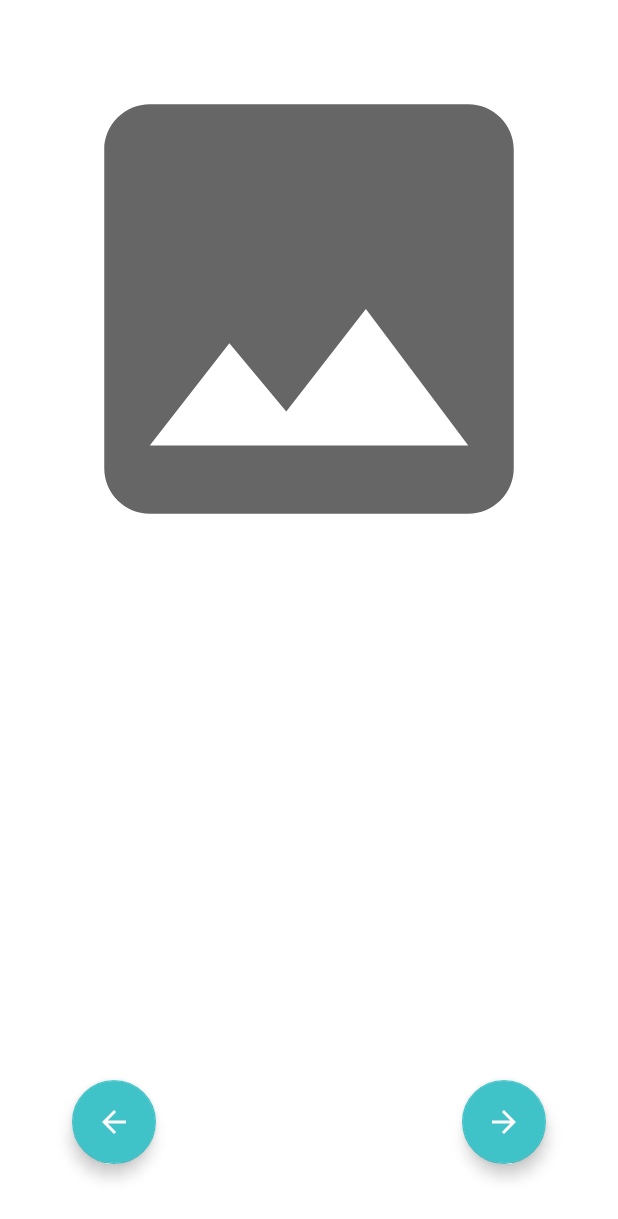
After one commit to 20212C-Taller2/ubademy-app, an Android app: the layout fragment_view_course_content.xml on its own in the app's theme, with its tools: preview values and no code run, on a phone screen of 412 x 824 dp. The commit adds this screen. Shown: the top 1219 px of the screen. Run offline under Robolectric (Android 15) with nearby library versions, the phone set to English and light mode, and no system bars.

Commit message:
View course content

```diff
--- a/app/src/main/java/com/fiuba/ubademy/main/courses/student/viewcourse/ViewCourseFragment.kt
+++ b/app/src/main/java/com/fiuba/ubademy/main/courses/student/viewcourse/ViewCourseFragment.kt
@@ -2,12 +2,12 @@ package com.fiuba.ubademy.main.courses.student.viewcourse
 
 import android.app.AlertDialog
 import android.os.Bundle
-import androidx.fragment.app.Fragment
 import android.view.LayoutInflater
 import android.view.View
 import android.view.ViewGroup
 import android.widget.Toast
 import androidx.databinding.DataBindingUtil
+import androidx.fragment.app.Fragment
 import androidx.lifecycle.ViewModelProvider
 import androidx.lifecycle.lifecycleScope
 import androidx.navigation.fragment.findNavController
@@ -69,6 +69,10 @@ class ViewCourseFragment : Fragment() {
             builder.show()
         }
 
+        binding.contentViewCourseButton.setOnClickListener {
+            findNavController().navigate(ViewCourseFragmentDirections.actionViewCourseFragmentToViewCourseContentFragment(course))
+        }
+
         return binding.root
     }
 
--- a/app/src/main/java/com/fiuba/ubademy/main/profile/viewpublic/ViewPublicProfileFragment.kt
+++ b/app/src/main/java/com/fiuba/ubademy/main/profile/viewpublic/ViewPublicProfileFragment.kt
@@ -1,11 +1,11 @@
 package com.fiuba.ubademy.main.profile.viewpublic
 
 import android.os.Bundle
-import androidx.fragment.app.Fragment
 import android.view.LayoutInflater
 import android.view.View
 import android.view.ViewGroup
 import androidx.databinding.DataBindingUtil
+import androidx.fragment.app.Fragment
 import androidx.lifecycle.ViewModelProvider
 import com.fiuba.ubademy.R
 import com.fiuba.ubademy.databinding.FragmentViewPublicProfileBinding
--- a/app/src/main/java/com/fiuba/ubademy/network/model/Course.kt
+++ b/app/src/main/java/com/fiuba/ubademy/network/model/Course.kt
@@ -9,5 +9,6 @@ data class Course(
     val title : String,
     val description : String,
     val type: String,
-    val creator: String
+    val creator: String,
+    val media: List<String>
 ) : Parcelable
--- /dev/null
+++ b/app/src/main/res/drawable/ic_baseline_arrow_back_24.xml
@@ -0,0 +1,11 @@
+<vector xmlns:android="http://schemas.android.com/apk/res/android"
+    android:width="24dp"
+    android:height="24dp"
+    android:viewportWidth="24"
+    android:viewportHeight="24"
+    android:tint="?attr/colorControlNormal"
+    android:autoMirrored="true">
+    <path
+        android:fillColor="@android:color/white"
+        android:pathData="M20,11H7.83l5.59,-5.59L12,4l-8,8 8,8 1.41,-1.41L7.83,13H20v-2z"/>
+</vector>
--- /dev/null
+++ b/app/src/main/res/drawable/ic_baseline_arrow_forward_24.xml
@@ -0,0 +1,11 @@
+<vector xmlns:android="http://schemas.android.com/apk/res/android"
+    android:width="24dp"
+    android:height="24dp"
+    android:viewportWidth="24"
+    android:viewportHeight="24"
+    android:tint="?attr/colorControlNormal"
+    android:autoMirrored="true">
+    <path
+        android:fillColor="@android:color/white"
+        android:pathData="M12,4l-1.41,1.41L16.17,11H4v2h12.17l-5.58,5.59L12,20l8,-8z"/>
+</vector>
--- /dev/null
+++ b/app/src/main/res/drawable/ic_baseline_image_24.xml
@@ -0,0 +1,10 @@
+<vector xmlns:android="http://schemas.android.com/apk/res/android"
+    android:width="24dp"
+    android:height="24dp"
+    android:viewportWidth="24"
+    android:viewportHeight="24"
+    android:tint="?attr/colorControlNormal">
+    <path
+        android:fillColor="@android:color/white"
+        android:pathData="M21,19V5c0,-1.1 -0.9,-2 -2,-2H5c-1.1,0 -2,0.9 -2,2v14c0,1.1 0.9,2 2,2h14c1.1,0 2,-0.9 2,-2zM8.5,13.5l2.5,3.01L14.5,12l4.5,6H5l3.5,-4.5z"/>
+</vector>
--- /dev/null
+++ b/app/src/main/res/layout/fragment_view_course_content.xml
@@ -0,0 +1,55 @@
+<?xml version="1.0" encoding="utf-8"?>
+<layout xmlns:android="http://schemas.android.com/apk/res/android"
+    xmlns:app="http://schemas.android.com/apk/res-auto"
+    xmlns:tools="http://schemas.android.com/tools">
+
+    <data>
+        <variable
+            name="viewCourseContentViewModel"
+            type="com.fiuba.ubademy.main.courses.viewcontent.ViewCourseContentViewModel" />
+    </data>
+
+    <androidx.constraintlayout.widget.ConstraintLayout
+        android:id="@+id/viewCourseContentConstraintLayout"
+        android:layout_width="match_parent"
+        android:layout_height="match_parent"
+        android:padding="@dimen/padding_l"
+        tools:context=".main.courses.viewcontent.ViewCourseContentFragment">
+
+        <ImageView
+            android:id="@+id/imageView"
+            android:layout_width="0dp"
+            android:layout_height="wrap_content"
+            android:adjustViewBounds="true"
+            android:contentDescription="@string/content"
+            app:imageUri="@{viewCourseContentViewModel.currentMediaUri}"
+            app:layout_constraintBottom_toBottomOf="parent"
+            app:layout_constraintEnd_toEndOf="parent"
+            app:layout_constraintStart_toStartOf="parent"
+            app:layout_constraintTop_toTopOf="parent"
+            app:layout_constraintVertical_bias="0.0"
+            app:srcCompat="@drawable/ic_baseline_image_24" />
+
+        <com.google.android.material.floatingactionbutton.FloatingActionButton
+            android:id="@+id/backwardContentButton"
+            android:layout_width="wrap_content"
+            android:layout_height="wrap_content"
+            android:layout_margin="@dimen/margin_l"
+            android:clickable="true"
+            android:contentDescription="@string/backward"
+            android:src="@drawable/ic_baseline_arrow_back_24"
+            app:layout_constraintBottom_toBottomOf="parent"
+            app:layout_constraintStart_toStartOf="parent" />
+
+        <com.google.android.material.floatingactionbutton.FloatingActionButton
+            android:id="@+id/forwardContentButton"
+            android:layout_width="wrap_content"
+            android:layout_height="wrap_content"
+            android:layout_margin="@dimen/margin_l"
+            android:clickable="true"
+            android:contentDescription="@string/forward"
+            android:src="@drawable/ic_baseline_arrow_forward_24"
+            app:layout_constraintBottom_toBottomOf="parent"
+            app:layout_constraintEnd_toEndOf="parent" />
+    </androidx.constraintlayout.widget.ConstraintLayout>
+</layout>
--- a/app/src/main/res/values/strings.xml
+++ b/app/src/main/res/values/strings.xml
@@ -15,6 +15,8 @@
     <string name="cancel">Cancelar</string>
     <string name="yes">Si</string>
     <string name="no">No</string>
+    <string name="backward">Atrás</string>
+    <string name="forward">Adelante</string>
     <string name="request_failed">No se pudo realizar la petición al servidor, intente mas tarde</string>
     <string name="invalid_credentials">Credenciales invalidas</string>
     <string name="email_already_used">El email indicado ya se encuentra registrado</string>
```
Also changed, not shown: app/src/main/java/com/fiuba/ubademy/main/courses/viewcontent/ViewCourseContentFragment.kt (added, +82 -0 lines), app/src/main/java/com/fiuba/ubademy/main/courses/viewcontent/ViewCourseContentViewModel.kt (added, +51 -0 lines), app/src/main/java/com/fiuba/ubademy/utils/BindingAdapters.kt (+14 -1 lines), app/src/main/res/navigation/main_navigation.xml (+12 -0 lines).
